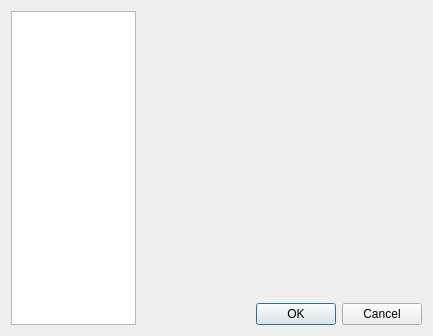
This is src/qt/ui/user_settings.ui in maidsafe-archive/MaidSafe-Encrypt as Qt 5 draws it before an edit. The edited form follows.
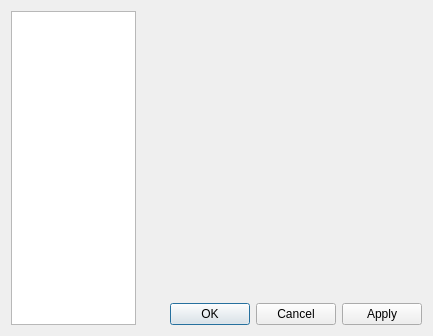
This is the edited form.

```diff
--- a/src/qt/ui/user_settings.ui
+++ b/src/qt/ui/user_settings.ui
@@ -69,7 +69,7 @@
       <enum>Qt::Horizontal</enum>
      </property>
      <property name="standardButtons">
-      <set>QDialogButtonBox::Cancel|QDialogButtonBox::Ok</set>
+      <set>QDialogButtonBox::Apply|QDialogButtonBox::Cancel|QDialogButtonBox::Ok</set>
      </property>
     </widget>
    </item>
```
Left out of the diff: 6 changed lines with no effect on the pictures.
